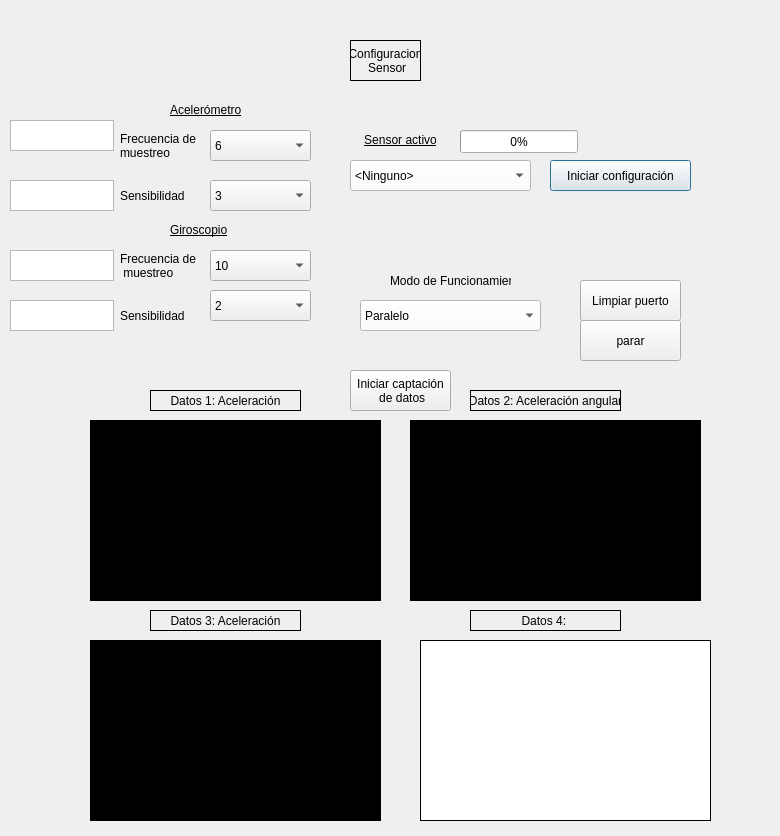
Before: the Qt Designer form sample_project/UI/tarea2.ui in Stevennns/SistemasEmbebidos, drawn with Qt 5.
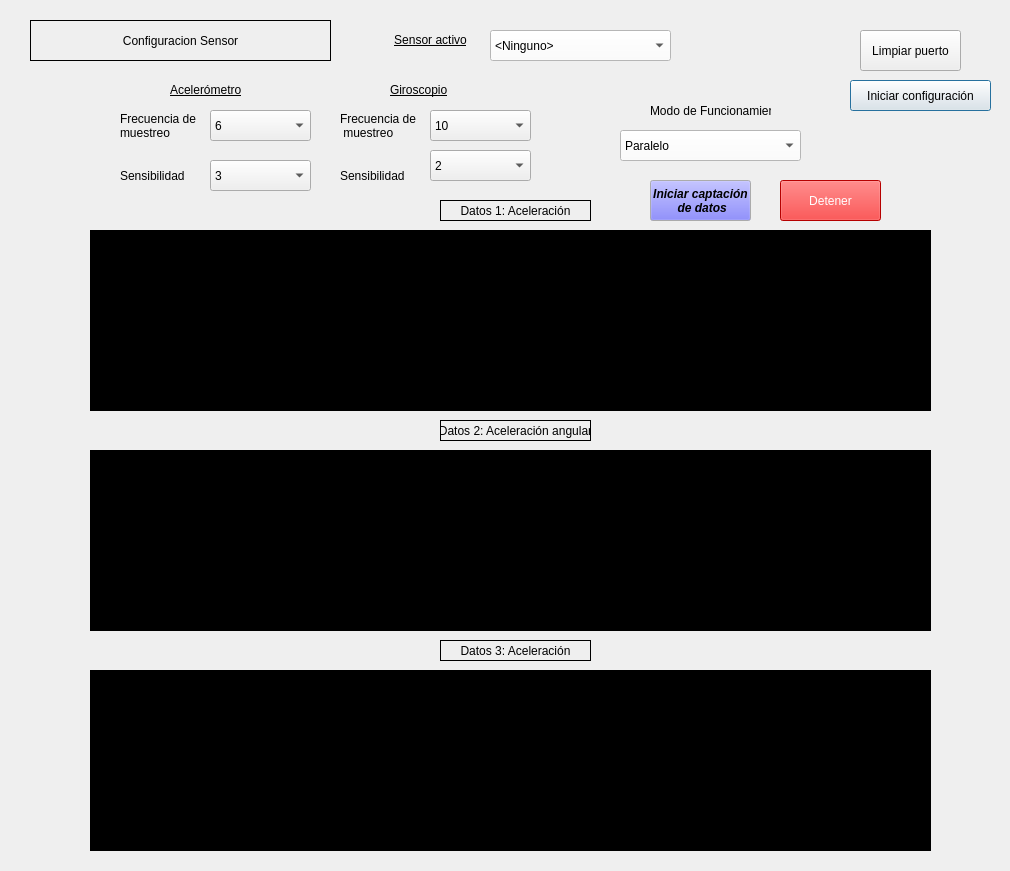
After: the same form once the commit is applied. Custom widgets are drawn as their Qt base class.

What changed in the file:
```diff
--- a/sample_project/UI/tarea2.ui
+++ b/sample_project/UI/tarea2.ui
@@ -6,18 +6,24 @@
    <rect>
     <x>0</x>
     <y>0</y>
-    <width>780</width>
-    <height>836</height>
+    <width>1010</width>
+    <height>871</height>
    </rect>
   </property>
   <property name="windowTitle">
    <string>Dialog</string>
   </property>
+  <property name="sizeGripEnabled">
+   <bool>false</bool>
+  </property>
+  <property name="modal">
+   <bool>false</bool>
+  </property>
   <widget class="QLabel" name="label_30">
    <property name="geometry">
     <rect>
-     <x>350</x>
-     <y>130</y>
+     <x>380</x>
+     <y>30</y>
      <width>101</width>
      <height>21</height>
     </rect>
@@ -31,24 +37,11 @@
     <string>&lt;html&gt;&lt;head/&gt;&lt;body&gt;&lt;p align=&quot;center&quot;&gt;&lt;span style=&quot; text-decoration: underline;&quot;&gt;Sensor activo&lt;/span&gt;&lt;/p&gt;&lt;/body&gt;&lt;/html&gt;</string>
    </property>
   </widget>
-  <widget class="QProgressBar" name="progressBar">
-   <property name="geometry">
-    <rect>
-     <x>460</x>
-     <y>130</y>
-     <width>118</width>
-     <height>23</height>
-    </rect>
-   </property>
-   <property name="value">
-    <number>0</number>
-   </property>
-  </widget>
   <widget class="QComboBox" name="selec_12">
    <property name="geometry">
     <rect>
-     <x>350</x>
-     <y>160</y>
+     <x>490</x>
+     <y>30</y>
      <width>181</width>
      <height>31</height>
     </rect>
@@ -76,7 +69,7 @@
    <property name="geometry">
     <rect>
      <x>120</x>
-     <y>180</y>
+     <y>160</y>
      <width>81</width>
      <height>31</height>
     </rect>
@@ -85,21 +78,11 @@
     <string>Sensibilidad</string>
    </property>
   </widget>
-  <widget class="QTextEdit" name="text_acc_sampling">
-   <property name="geometry">
-    <rect>
-     <x>10</x>
-     <y>120</y>
-     <width>104</width>
-     <height>31</height>
-    </rect>
-   </property>
-  </widget>
   <widget class="QLabel" name="label_7">
    <property name="geometry">
     <rect>
      <x>120</x>
-     <y>130</y>
+     <y>110</y>
      <width>81</width>
      <height>31</height>
     </rect>
@@ -112,9 +95,9 @@
   <widget class="QLabel" name="label_2">
    <property name="geometry">
     <rect>
-     <x>350</x>
-     <y>40</y>
-     <width>71</width>
+     <x>30</x>
+     <y>20</y>
+     <width>301</width>
      <height>41</height>
     </rect>
    </property>
@@ -125,28 +108,17 @@
     <enum>QFrame::Box</enum>
    </property>
    <property name="text">
-    <string>Configuracion 
- Sensor</string>
+    <string>Configuracion Sensor</string>
    </property>
    <property name="alignment">
     <set>Qt::AlignCenter</set>
    </property>
   </widget>
-  <widget class="QTextEdit" name="text_acc_sensibity">
-   <property name="geometry">
-    <rect>
-     <x>10</x>
-     <y>180</y>
-     <width>104</width>
-     <height>31</height>
-    </rect>
-   </property>
-  </widget>
   <widget class="QComboBox" name="selec_13">
    <property name="geometry">
     <rect>
-     <x>360</x>
-     <y>300</y>
+     <x>620</x>
+     <y>130</y>
      <width>181</width>
      <height>31</height>
     </rect>
@@ -168,8 +140,8 @@
   <widget class="QLabel" name="label_31">
    <property name="geometry">
     <rect>
-     <x>390</x>
-     <y>270</y>
+     <x>650</x>
+     <y>100</y>
      <width>121</width>
      <height>21</height>
     </rect>
@@ -187,7 +159,7 @@
    <property name="geometry">
     <rect>
      <x>170</x>
-     <y>100</y>
+     <y>80</y>
      <width>121</width>
      <height>21</height>
     </rect>
@@ -204,8 +176,8 @@
   <widget class="QLabel" name="label_33">
    <property name="geometry">
     <rect>
-     <x>170</x>
-     <y>220</y>
+     <x>390</x>
+     <y>80</y>
      <width>121</width>
      <height>21</height>
     </rect>
@@ -222,8 +194,8 @@
   <widget class="QLabel" name="label_8">
    <property name="geometry">
     <rect>
-     <x>120</x>
-     <y>250</y>
+     <x>340</x>
+     <y>110</y>
      <width>81</width>
      <height>31</height>
     </rect>
@@ -236,8 +208,8 @@
   <widget class="QLabel" name="label_10">
    <property name="geometry">
     <rect>
-     <x>120</x>
-     <y>300</y>
+     <x>340</x>
+     <y>160</y>
      <width>81</width>
      <height>31</height>
     </rect>
@@ -246,47 +218,11 @@
     <string>Sensibilidad</string>
    </property>
   </widget>
-  <widget class="QTextEdit" name="text_acc_sensibity_2">
-   <property name="geometry">
-    <rect>
-     <x>10</x>
-     <y>300</y>
-     <width>104</width>
-     <height>31</height>
-    </rect>
-   </property>
-  </widget>
-  <widget class="QTextEdit" name="text_acc_sampling_2">
-   <property name="geometry">
-    <rect>
-     <x>10</x>
-     <y>250</y>
-     <width>104</width>
-     <height>31</height>
-    </rect>
-   </property>
-  </widget>
-  <widget class="QGraphicsView" name="Plot4">
-   <property name="geometry">
-    <rect>
-     <x>420</x>
-     <y>640</y>
-     <width>291</width>
-     <height>181</height>
-    </rect>
-   </property>
-   <property name="frameShape">
-    <enum>QFrame::Box</enum>
-   </property>
-   <property name="frameShadow">
-    <enum>QFrame::Plain</enum>
-   </property>
-  </widget>
   <widget class="QLabel" name="label_3">
    <property name="geometry">
     <rect>
-     <x>150</x>
-     <y>390</y>
+     <x>440</x>
+     <y>200</y>
      <width>151</width>
      <height>21</height>
     </rect>
@@ -307,8 +243,8 @@
   <widget class="QLabel" name="label_4">
    <property name="geometry">
     <rect>
-     <x>470</x>
-     <y>390</y>
+     <x>440</x>
+     <y>420</y>
      <width>151</width>
      <height>21</height>
     </rect>
@@ -329,8 +265,8 @@
   <widget class="QLabel" name="label_5">
    <property name="geometry">
     <rect>
-     <x>150</x>
-     <y>610</y>
+     <x>440</x>
+     <y>640</y>
      <width>151</width>
      <height>21</height>
     </rect>
@@ -348,33 +284,11 @@
     <set>Qt::AlignCenter</set>
    </property>
   </widget>
-  <widget class="QLabel" name="label_6">
-   <property name="geometry">
-    <rect>
-     <x>470</x>
-     <y>610</y>
-     <width>151</width>
-     <height>21</height>
-    </rect>
-   </property>
-   <property name="layoutDirection">
-    <enum>Qt::LeftToRight</enum>
-   </property>
-   <property name="frameShape">
-    <enum>QFrame::Box</enum>
-   </property>
-   <property name="text">
-    <string>Datos 4: &lt;Datos&gt;</string>
-   </property>
-   <property name="alignment">
-    <set>Qt::AlignCenter</set>
-   </property>
-  </widget>
   <widget class="QPushButton" name="pushButton">
    <property name="geometry">
     <rect>
-     <x>550</x>
-     <y>160</y>
+     <x>850</x>
+     <y>80</y>
      <width>141</width>
      <height>31</height>
     </rect>
@@ -386,22 +300,91 @@
   <widget class="QPushButton" name="pushButton_2">
    <property name="geometry">
     <rect>
-     <x>350</x>
-     <y>370</y>
+     <x>650</x>
+     <y>180</y>
      <width>101</width>
      <height>41</height>
     </rect>
    </property>
+   <property name="palette">
+    <palette>
+     <active>
+      <colorrole role="Button">
+       <brush brushstyle="SolidPattern">
+        <color alpha="255">
+         <red>85</red>
+         <green>85</green>
+         <blue>255</blue>
+        </color>
+       </brush>
+      </colorrole>
+     </active>
+     <inactive>
+      <colorrole role="Button">
+       <brush brushstyle="SolidPattern">
+        <color alpha="255">
+         <red>85</red>
+         <green>85</green>
+         <blue>255</blue>
+        </color>
+       </brush>
+      </colorrole>
+     </inactive>
+     <disabled>
+      <colorrole role="Button">
+       <brush brushstyle="SolidPattern">
+        <color alpha="255">
+         <red>85</red>
+         <green>85</green>
+         <blue>255</blue>
+        </color>
+       </brush>
+      </colorrole>
+     </disabled>
+    </palette>
+   </property>
+   <property name="font">
+    <font>
+     <weight>75</weight>
+     <italic>true</italic>
+     <bold>true</bold>
+     <kerning>false</kerning>
+    </font>
+   </property>
+   <property name="cursor">
+    <cursorShape>ArrowCursor</cursorShape>
+   </property>
+   <property name="mouseTracking">
+    <bool>false</bool>
+   </property>
+   <property name="focusPolicy">
+    <enum>Qt::StrongFocus</enum>
+   </property>
+   <property name="autoFillBackground">
+    <bool>false</bool>
+   </property>
+   <property name="styleSheet">
+    <string notr="true"/>
+   </property>
    <property name="text">
     <string>Iniciar captación 
  de datos</string>
    </property>
+   <property name="autoDefault">
+    <bool>true</bool>
+   </property>
+   <property name="default">
+    <bool>false</bool>
+   </property>
+   <property name="flat">
+    <bool>false</bool>
+   </property>
   </widget>
   <widget class="QPushButton" name="test_boton">
    <property name="geometry">
     <rect>
-     <x>580</x>
-     <y>280</y>
+     <x>860</x>
+     <y>30</y>
      <width>101</width>
      <height>41</height>
     </rect>
@@ -413,22 +396,26 @@
   <widget class="QPushButton" name="test_boton_2">
    <property name="geometry">
     <rect>
-     <x>580</x>
-     <y>320</y>
+     <x>780</x>
+     <y>180</y>
      <width>101</width>
      <height>41</height>
     </rect>
    </property>
+   <property name="styleSheet">
+    <string notr="true">background-color: rgb(255, 0, 0);
+color: rgb(255, 255, 255);</string>
+   </property>
    <property name="text">
-    <string>parar</string>
+    <string>Detener</string>
    </property>
   </widget>
   <widget class="PlotWidget" name="plot_1">
    <property name="geometry">
     <rect>
      <x>90</x>
-     <y>420</y>
-     <width>291</width>
+     <y>230</y>
+     <width>841</width>
      <height>181</height>
     </rect>
    </property>
@@ -440,7 +427,7 @@
    <property name="geometry">
     <rect>
      <x>210</x>
-     <y>130</y>
+     <y>110</y>
      <width>101</width>
      <height>31</height>
     </rect>
@@ -510,7 +497,7 @@
    <property name="geometry">
     <rect>
      <x>210</x>
-     <y>180</y>
+     <y>160</y>
      <width>101</width>
      <height>31</height>
     </rect>
@@ -539,8 +526,8 @@
   <widget class="QComboBox" name="comboBox_3">
    <property name="geometry">
     <rect>
-     <x>210</x>
-     <y>250</y>
+     <x>430</x>
+     <y>110</y>
      <width>101</width>
      <height>31</height>
     </rect>
@@ -589,8 +576,8 @@
   <widget class="QComboBox" name="comboBox_4">
    <property name="geometry">
     <rect>
-     <x>210</x>
-     <y>290</y>
+     <x>430</x>
+     <y>150</y>
      <width>101</width>
      <height>31</height>
     </rect>
@@ -624,9 +611,9 @@
   <widget class="PlotWidget" name="plot_2">
    <property name="geometry">
     <rect>
-     <x>410</x>
-     <y>420</y>
-     <width>291</width>
+     <x>90</x>
+     <y>450</y>
+     <width>841</width>
      <height>181</height>
     </rect>
    </property>
@@ -638,8 +625,8 @@
    <property name="geometry">
     <rect>
      <x>90</x>
-     <y>640</y>
-     <width>291</width>
+     <y>670</y>
+     <width>841</width>
      <height>181</height>
     </rect>
    </property>
```
Left out of the diff: 10 changed lines with no effect on the pictures.
